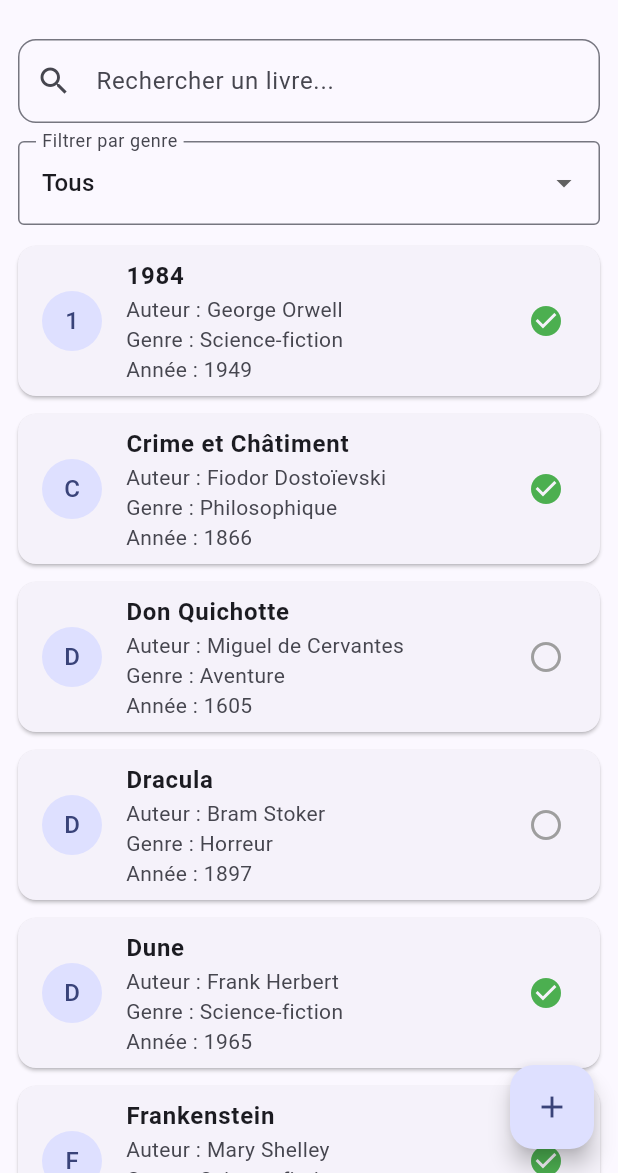
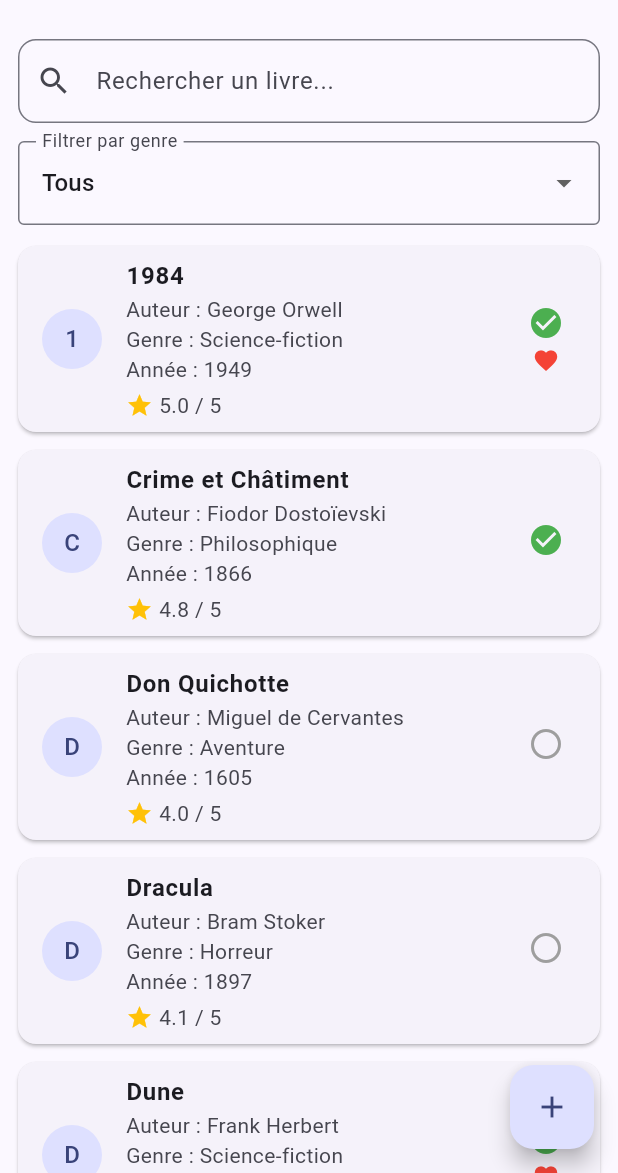
Before and after one commit to youssrahaddouch0103-coder/biblio-app, a Flutter app: the screen it shows after launch, on a phone screen of 412 x 824 dp, the part 63-1236 px from its top. Run offline on Flutter 3.47's test engine with Material 3 defaults, Android fonts, the phone set to English and light mode, and no system bars; our stand-ins replace equatable, flutter_bloc, sqflite; accounts and stored records are empty.

Commit message:
Improve books list UI

```diff
--- a/lib/screens/liste_livres_screen.dart
+++ b/lib/screens/liste_livres_screen.dart
@@ -158,13 +158,41 @@ class _ListeLivresScreenState extends State<ListeLivresScreen> {
                                       Text('Genre : ${livre.genre}'),
                                     if (livre.annee != null)
                                       Text('Année : ${livre.annee}'),
+                                    const SizedBox(height: 4),
+                                    Row(
+                                      children: [
+                                        const Icon(
+                                          Icons.star,
+                                          color: Colors.amber,
+                                          size: 18,
+                                        ),
+                                        const SizedBox(width: 4),
+                                        Text(
+                                          '${livre.note?.toStringAsFixed(1) ?? '0.0'} / 5',
+                                        ),
+                                      ],
+                                    ),
                                   ],
                                 ),
-                                trailing: Icon(
-                                  livre.lu
-                                      ? Icons.check_circle
-                                      : Icons.circle_outlined,
-                                  color: livre.lu ? Colors.green : Colors.grey,
+                                trailing: Column(
+                                  mainAxisAlignment: MainAxisAlignment.center,
+                                  children: [
+                                    Icon(
+                                      livre.lu
+                                          ? Icons.check_circle
+                                          : Icons.circle_outlined,
+                                      color: livre.lu
+                                          ? Colors.green
+                                          : Colors.grey,
+                                    ),
+                                    const SizedBox(height: 4),
+                                    if (livre.favori)
+                                      const Icon(
+                                        Icons.favorite,
+                                        color: Colors.red,
+                                        size: 18,
+                                      ),
+                                  ],
                                 ),
                               ),
                             );
```
